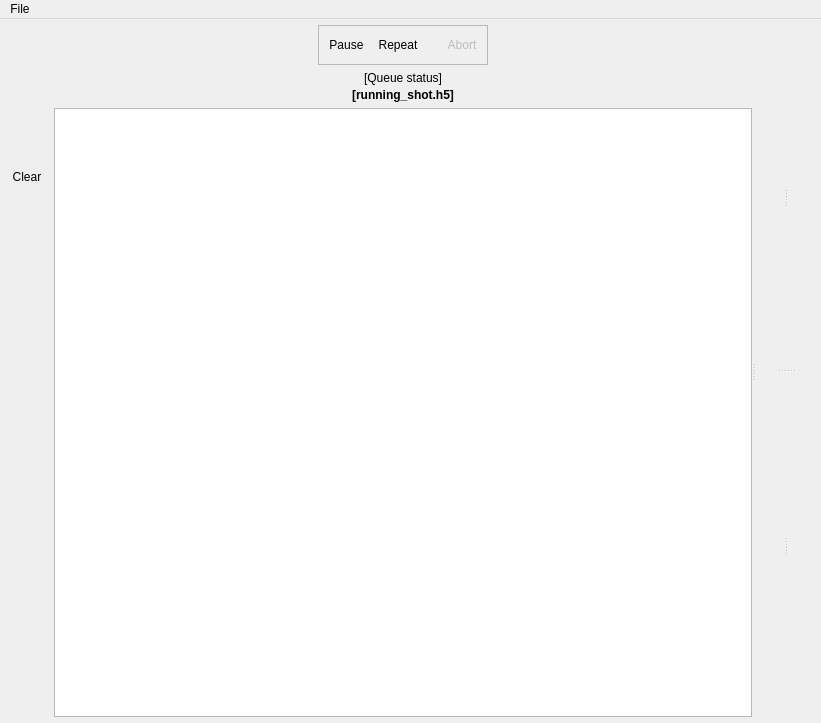
First picture: the form in blacs/main.ui, repository ispielma/blacs, before the edit.
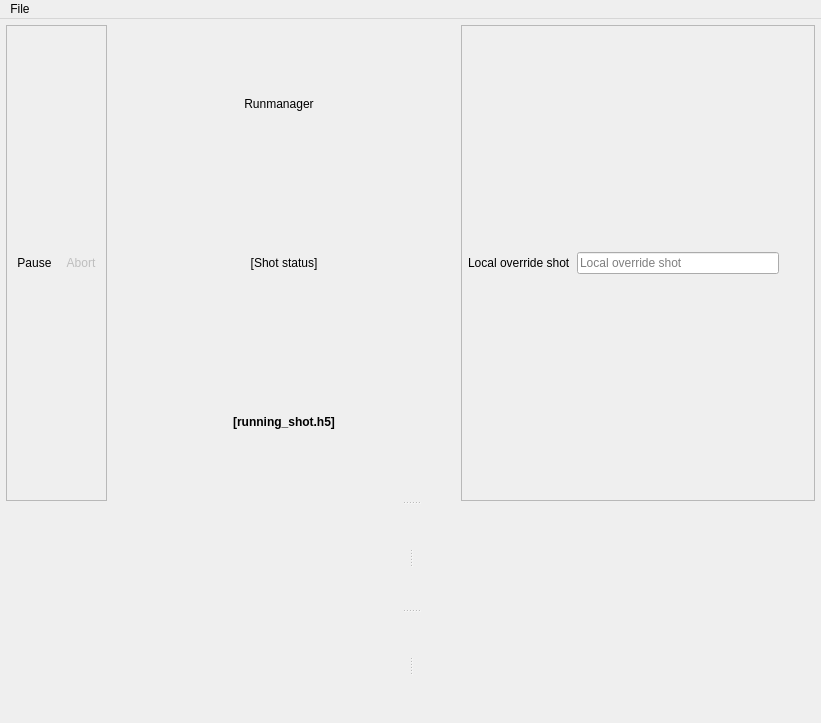
Second picture: the form after the edit. Icons and pictures are not drawn. Custom widgets are drawn as their Qt base class.

Commit message: Simplify BLACS for runmanager-owned shot execution

```diff
--- a/blacs/main.ui
+++ b/blacs/main.ui
@@ -125,9 +125,7 @@
      </layout>
     </item>
     <item>
-     <layout class="QVBoxLayout" name="verticalLayout_12">
-      <item>
-       <widget class="QSplitter" name="main_splitter">
+     <widget class="QSplitter" name="main_splitter">
         <property name="sizePolicy">
          <sizepolicy hsizetype="Expanding" vsizetype="Expanding">
           <horstretch>0</horstretch>
@@ -135,35 +133,17 @@
          </sizepolicy>
         </property>
         <property name="orientation">
-         <enum>Qt::Horizontal</enum>
+         <enum>Qt::Vertical</enum>
         </property>
         <widget class="QWidget" name="verticalLayoutWidget_2">
-         <layout class="QVBoxLayout" name="verticalLayout_10">
-          <property name="sizeConstraint">
-           <enum>QLayout::SetMinimumSize</enum>
-          </property>
-          <item>
-           <layout class="QGridLayout" name="gridLayout" columnstretch="0,0">
+         <layout class="QGridLayout" name="gridLayout" columnstretch="0,0">
             <item row="0" column="1">
              <layout class="QHBoxLayout" name="horizontalLayout">
               <property name="spacing">
                <number>0</number>
               </property>
               <item>
-               <spacer name="horizontalSpacer_2">
-                <property name="orientation">
-                 <enum>Qt::Horizontal</enum>
-                </property>
-                <property name="sizeHint" stdset="0">
-                 <size>
-                  <width>40</width>
-                  <height>20</height>
-                 </size>
-                </property>
-               </spacer>
-              </item>
-              <item>
-               <widget class="QFrame" name="queue_controls_frame">
+               <widget class="QFrame" name="shot_controls_frame">
                 <property name="frameShape">
                  <enum>QFrame::StyledPanel</enum>
                 </property>
@@ -209,63 +189,7 @@
                     </widget>
                    </item>
                    <item>
-                    <layout class="QHBoxLayout" name="horizontalLayout_2">
-                     <property name="spacing">
-                      <number>0</number>
-                     </property>
-                     <property name="leftMargin">
-                      <number>0</number>
-                     </property>
-                     <item>
-                      <widget class="QPushButton" name="queue_repeat_button">
-                       <property name="focusPolicy">
-                        <enum>Qt::NoFocus</enum>
-                       </property>
-                       <property name="toolTip">
-                        <string>Re-add shots to the end of the queue after completion</string>
-                       </property>
-                       <property name="text">
-                        <string>Repeat</string>
-                       </property>
-                       <property name="icon">
-                        <iconset resource="../../../../usr/local/lib/python2.7/dist-packages/qtutils/icons/icons.qrc">
-                         <normaloff>:/qtutils/fugue/arrow-repeat.png</normaloff>:/qtutils/fugue/arrow-repeat.png</iconset>
-                       </property>
-                       <property name="checkable">
-                        <bool>true</bool>
-                       </property>
-                      </widget>
-                     </item>
-                     <item>
-                      <widget class="QToolButton" name="repeat_mode_select_button">
-                       <property name="toolTip">
-                        <string>Select repeat mode</string>
-                       </property>
-                       <property name="text">
-                        <string/>
-                       </property>
-                       <property name="icon">
-                        <iconset resource="../../../../usr/local/lib/python2.7/dist-packages/qtutils/icons/icons.qrc">
-                         <normaloff>:/qtutils/fugue/control-270.png</normaloff>:/qtutils/fugue/control-270.png</iconset>
-                       </property>
-                       <property name="iconSize">
-                        <size>
-                         <width>8</width>
-                         <height>19</height>
-                        </size>
-                       </property>
-                       <property name="popupMode">
-                        <enum>QToolButton::InstantPopup</enum>
-                       </property>
-                       <property name="arrowType">
-                        <enum>Qt::NoArrow</enum>
-                       </property>
-                      </widget>
-                     </item>
-                    </layout>
-                   </item>
-                   <item>
-                    <widget class="QPushButton" name="queue_abort_button">
+                    <widget class="QPushButton" name="shot_abort_button">
                      <property name="enabled">
                       <bool>false</bool>
                      </property>
@@ -290,263 +214,146 @@
                </widget>
               </item>
               <item>
-               <spacer name="horizontalSpacer_4">
-                <property name="orientation">
-                 <enum>Qt::Horizontal</enum>
+               <layout class="QVBoxLayout" name="shot_status_verticalLayout">
+                <property name="spacing">
+                 <number>3</number>
                 </property>
-                <property name="sizeHint" stdset="0">
-                 <size>
-                  <width>40</width>
-                  <height>20</height>
-                 </size>
+                <property name="topMargin">
+                 <number>0</number>
                 </property>
-               </spacer>
+                <item>
+                 <layout class="QHBoxLayout" name="horizontalLayout_2">
+                  <item>
+                   <spacer name="horizontalSpacer">
+                    <property name="orientation">
+                     <enum>Qt::Horizontal</enum>
+                    </property>
+                    <property name="sizeHint" stdset="0">
+                     <size>
+                      <width>40</width>
+                      <height>20</height>
+                     </size>
+                    </property>
+                   </spacer>
+                  </item>
+                  <item>
+                   <widget class="QLabel" name="runmanager_status_label">
+                    <property name="text">
+                     <string>Runmanager</string>
+                    </property>
+                    <property name="alignment">
+                     <set>Qt::AlignCenter</set>
+                    </property>
+                   </widget>
+                  </item>
+                  <item>
+                   <widget class="QLabel" name="runmanager_online">
+                    <property name="text">
+                     <string/>
+                    </property>
+                    <property name="pixmap">
+                     <pixmap>:/qtutils/fugue/status-offline.png</pixmap>
+                    </property>
+                    <property name="scaledContents">
+                     <bool>false</bool>
+                    </property>
+                   </widget>
+                  </item>
+                  <item>
+                   <spacer name="horizontalSpacer_2">
+                    <property name="orientation">
+                     <enum>Qt::Horizontal</enum>
+                    </property>
+                    <property name="sizeHint" stdset="0">
+                     <size>
+                      <width>40</width>
+                      <height>20</height>
+                     </size>
+                    </property>
+                   </spacer>
+                  </item>
+                 </layout>
+                </item>
+                <item>
+                 <widget class="QLabel" name="shot_status">
+                  <property name="text">
+                   <string>[Shot status]</string>
+                  </property>
+                  <property name="alignment">
+                   <set>Qt::AlignCenter</set>
+                  </property>
+                 </widget>
+                </item>
+                <item>
+                 <widget class="QLabel" name="running_shot_name">
+                  <property name="text">
+                   <string>&lt;b&gt;[running_shot.h5]&lt;/b&gt;</string>
+                  </property>
+                  <property name="alignment">
+                   <set>Qt::AlignCenter</set>
+                  </property>
+                 </widget>
+                </item>
+               </layout>
               </item>
-             </layout>
-            </item>
-            <item row="5" column="1">
-             <layout class="QVBoxLayout" name="analysis"/>
-            </item>
-            <item row="4" column="1">
-             <widget class="QueueTreeview" name="treeview">
-              <property name="sizePolicy">
-               <sizepolicy hsizetype="Expanding" vsizetype="Expanding">
-                <horstretch>0</horstretch>
-                <verstretch>1</verstretch>
-               </sizepolicy>
-              </property>
-              <property name="acceptDrops">
-               <bool>true</bool>
-              </property>
-              <property name="toolTip">
-               <string/>
-              </property>
-              <property name="editTriggers">
-               <set>QAbstractItemView::NoEditTriggers</set>
-              </property>
-              <property name="dragDropMode">
-               <enum>QAbstractItemView::DropOnly</enum>
-              </property>
-              <property name="selectionMode">
-               <enum>QAbstractItemView::ExtendedSelection</enum>
-              </property>
-              <property name="textElideMode">
-               <enum>Qt::ElideLeft</enum>
-              </property>
-              <property name="indentation">
-               <number>0</number>
-              </property>
-              <property name="animated">
-               <bool>true</bool>
-              </property>
-             </widget>
-            </item>
-            <item row="4" column="0">
-             <layout class="QVBoxLayout" name="verticalLayout_2">
-              <property name="sizeConstraint">
-               <enum>QLayout::SetMinimumSize</enum>
-              </property>
               <item>
-               <widget class="QToolButton" name="queue_add_button">
-                <property name="toolTip">
-                 <string>Add to queue</string>
+               <widget class="QFrame" name="local_override_frame">
+                <property name="frameShape">
+                 <enum>QFrame::StyledPanel</enum>
                 </property>
-                <property name="text">
-                 <string/>
-                </property>
-                <property name="icon">
-                 <iconset resource="../../../../usr/local/lib/python2.7/dist-packages/qtutils/icons/icons.qrc">
-                  <normaloff>:/qtutils/fugue/plus.png</normaloff>:/qtutils/fugue/plus.png</iconset>
-                </property>
-               </widget>
-              </item>
-              <item>
-               <widget class="QToolButton" name="queue_delete_button">
-                <property name="focusPolicy">
-                 <enum>Qt::NoFocus</enum>
-                </property>
-                <property name="toolTip">
-                 <string>Delete selected shots from queue</string>
-                </property>
-                <property name="text">
-                 <string/>
-                </property>
-                <property name="icon">
-                 <iconset resource="../../../../usr/local/lib/python2.7/dist-packages/qtutils/icons/icons.qrc">
-                  <normaloff>:/qtutils/fugue/minus.png</normaloff>:/qtutils/fugue/minus.png</iconset>
-                </property>
-               </widget>
-              </item>
-              <item>
-               <widget class="QToolButton" name="queue_clear_button">
-                <property name="focusPolicy">
-                 <enum>Qt::NoFocus</enum>
-                </property>
-                <property name="toolTip">
-                 <string>Clear queue of all shots</string>
-                </property>
-                <property name="text">
-                 <string>Clear</string>
-                </property>
-                <property name="icon">
-                 <iconset resource="../../../../usr/local/lib/python2.7/dist-packages/qtutils/icons/icons.qrc">
-                  <normaloff>:/qtutils/fugue/bin-metal-full.png</normaloff>:/qtutils/fugue/bin-metal-full.png</iconset>
-                </property>
-               </widget>
-              </item>
-              <item>
-               <spacer name="verticalSpacer">
-                <property name="orientation">
-                 <enum>Qt::Vertical</enum>
-                </property>
-                <property name="sizeHint" stdset="0">
-                 <size>
-                  <width>20</width>
-                  <height>40</height>
-                 </size>
-                </property>
-               </spacer>
-              </item>
-              <item>
-               <widget class="QToolButton" name="queue_push_to_top">
-                <property name="sizePolicy">
-                 <sizepolicy hsizetype="Fixed" vsizetype="Fixed">
-                  <horstretch>0</horstretch>
-                  <verstretch>0</verstretch>
-                 </sizepolicy>
-                </property>
-                <property name="focusPolicy">
-                 <enum>Qt::NoFocus</enum>
-                </property>
-                <property name="toolTip">
-                 <string>Move to top</string>
-                </property>
-                <property name="text">
-                 <string/>
-                </property>
-                <property name="icon">
-                 <iconset resource="../../../../usr/local/lib/python2.7/dist-packages/qtutils/icons/icons.qrc">
-                  <normaloff>:/qtutils/fugue/arrow-stop-090.png</normaloff>:/qtutils/fugue/arrow-stop-090.png</iconset>
-                </property>
-               </widget>
-              </item>
-              <item>
-               <widget class="QToolButton" name="queue_push_up">
-                <property name="sizePolicy">
-                 <sizepolicy hsizetype="Fixed" vsizetype="Fixed">
-                  <horstretch>0</horstretch>
-                  <verstretch>0</verstretch>
-                 </sizepolicy>
-                </property>
-                <property name="focusPolicy">
-                 <enum>Qt::NoFocus</enum>
-                </property>
-                <property name="toolTip">
-                 <string>Move up</string>
-                </property>
-                <property name="text">
-                 <string/>
-                </property>
-                <property name="icon">
-                 <iconset resource="../../../../usr/local/lib/python2.7/dist-packages/qtutils/icons/icons.qrc">
-                  <normaloff>:/qtutils/fugue/arrow-090.png</normaloff>:/qtutils/fugue/arrow-090.png</iconset>
-                </property>
-               </widget>
-              </item>
-              <item>
-               <widget class="QToolButton" name="queue_push_down">
-                <property name="sizePolicy">
-                 <sizepolicy hsizetype="Fixed" vsizetype="Fixed">
-                  <horstretch>0</horstretch>
-                  <verstretch>0</verstretch>
-                 </sizepolicy>
-                </property>
-                <property name="focusPolicy">
-                 <enum>Qt::NoFocus</enum>
-                </property>
-                <property name="toolTip">
-                 <string>Move down</string>
-                </property>
-                <property name="text">
-                 <string/>
-                </property>
-                <property name="icon">
-                 <iconset resource="../../../../usr/local/lib/python2.7/dist-packages/qtutils/icons/icons.qrc">
-                  <normaloff>:/qtutils/fugue/arrow-270.png</normaloff>:/qtutils/fugue/arrow-270.png</iconset>
-                </property>
-               </widget>
-              </item>
-              <item>
-               <widget class="QToolButton" name="queue_push_to_bottom">
-                <property name="sizePolicy">
-                 <sizepolicy hsizetype="Fixed" vsizetype="Fixed">
-                  <horstretch>0</horstretch>
-                  <verstretch>0</verstretch>
-                 </sizepolicy>
-                </property>
-                <property name="focusPolicy">
-                 <enum>Qt::NoFocus</enum>
-                </property>
-                <property name="toolTip">
-                 <string>Move to bottom</string>
-                </property>
-                <property name="text">
-                 <string/>
-                </property>
-                <property name="icon">
-                 <iconset resource="../../../../usr/local/lib/python2.7/dist-packages/qtutils/icons/icons.qrc">
-                  <normaloff>:/qtutils/fugue/arrow-stop-270.png</normaloff>:/qtutils/fugue/arrow-stop-270.png</iconset>
-                </property>
-               </widget>
-              </item>
-              <item>
-               <spacer name="verticalSpacer_2">
-                <property name="orientation">
-                 <enum>Qt::Vertical</enum>
-                </property>
-                <property name="sizeHint" stdset="0">
-                 <size>
-                  <width>20</width>
-                  <height>40</height>
-                 </size>
-                </property>
-               </spacer>
-              </item>
-             </layout>
-            </item>
-            <item row="2" column="1">
-             <layout class="QVBoxLayout" name="queue_status_verticalLayout">
-              <property name="spacing">
-               <number>3</number>
-              </property>
-              <property name="topMargin">
-               <number>0</number>
-              </property>
-              <item>
-               <widget class="QLabel" name="queue_status">
-                <property name="text">
-                 <string>[Queue status]</string>
-                </property>
-                <property name="alignment">
-                 <set>Qt::AlignCenter</set>
-                </property>
-               </widget>
-              </item>
-              <item>
-               <widget class="QLabel" name="running_shot_name">
-                <property name="text">
-                 <string>&lt;b&gt;[running_shot.h5]&lt;/b&gt;</string>
-                </property>
-                <property name="alignment">
-                 <set>Qt::AlignCenter</set>
-                </property>
+                <layout class="QHBoxLayout" name="local_override_horizontalLayout">
+                 <property name="leftMargin">
+                  <number>6</number>
+                 </property>
+                 <property name="topMargin">
+                  <number>6</number>
+                 </property>
+                 <property name="rightMargin">
+                  <number>6</number>
+                 </property>
+                 <property name="bottomMargin">
+                  <number>6</number>
+                 </property>
+                 <item>
+                  <widget class="QLabel" name="local_override_label">
+                   <property name="text">
+                    <string>Local override shot</string>
+                   </property>
+                  </widget>
+                 </item>
+                 <item>
+                  <widget class="QLineEdit" name="local_override_lineEdit">
+                   <property name="toolTip">
+                    <string>Local shot file to run if runmanager does not provide a shot</string>
+                   </property>
+                   <property name="placeholderText">
+                    <string>Local override shot</string>
+                   </property>
+                   <property name="clearButtonEnabled">
+                    <bool>true</bool>
+                   </property>
+                  </widget>
+                 </item>
+                 <item>
+                  <widget class="QToolButton" name="local_override_browse_button">
+                   <property name="toolTip">
+                    <string>Browse for local override shot</string>
+                   </property>
+                   <property name="text">
+                    <string/>
+                   </property>
+                   <property name="icon">
+                    <iconset>
+                     <normaloff>:/qtutils/fugue/folder-open.png</normaloff>:/qtutils/fugue/folder-open.png</iconset>
+                   </property>
+                  </widget>
+                 </item>
+                </layout>
                </widget>
               </item>
              </layout>
             </item>
            </layout>
-          </item>
-         </layout>
         </widget>
         <widget class="QSplitter" name="tab_horizontal_splitter">
          <property name="sizePolicy">
@@ -621,9 +428,7 @@
           </widget>
          </widget>
         </widget>
-       </widget>
-      </item>
-     </layout>
+     </widget>
     </item>
    </layout>
   </widget>
@@ -711,13 +516,6 @@
    </property>
   </action>
  </widget>
- <customwidgets>
-  <customwidget>
-   <class>QueueTreeview</class>
-   <extends>QTreeView</extends>
-   <header>qtutils/widgets.h</header>
-  </customwidget>
- </customwidgets>
  <resources>
   <include location="../../../../usr/local/lib/python2.7/dist-packages/qtutils/icons/icons.qrc"/>
  </resources>
```
Left out of the diff: 98 changed lines with no effect on the pictures. The commit also changes 13 other files.
